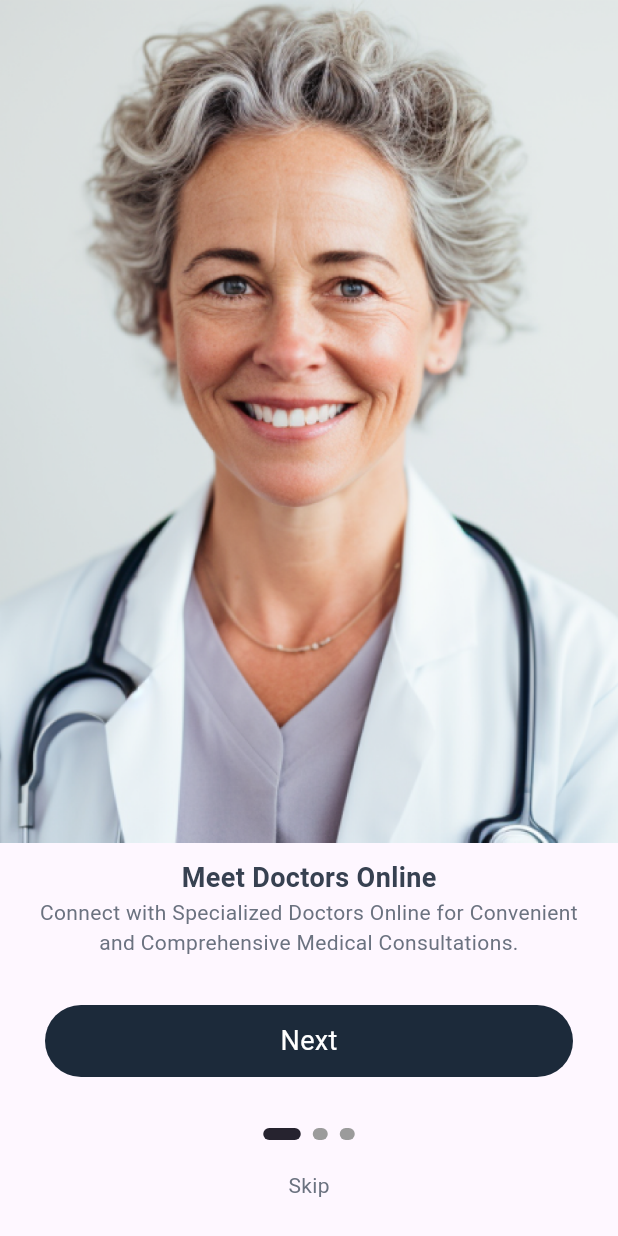
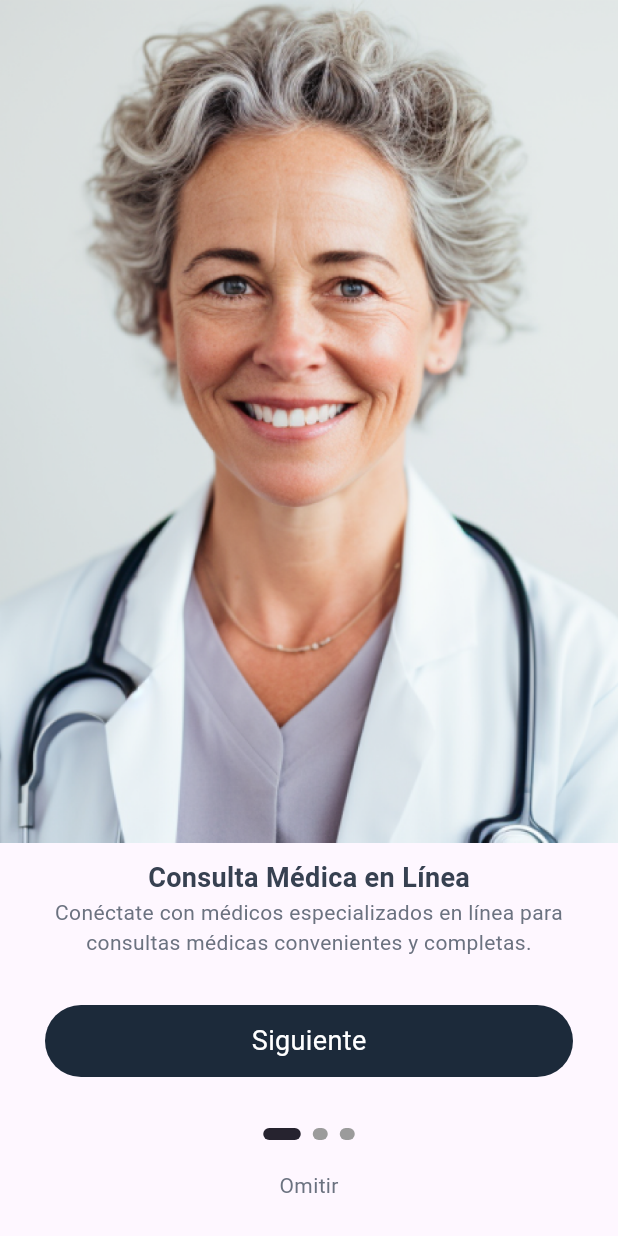
Before and after one commit to manuelduarte077/news-analyzer-api, a Flutter app: the screen it shows after launch, on a phone screen of 412 x 824 dp. Run offline on Flutter 3.47's test engine with Material 3 defaults, Android fonts, the phone set to English and light mode, and no system bars; drawn by our look-alikes of smooth_page_indicator; our stand-ins replace calendar_date_picker2, cloud_firestore, cloud_functions, firebase_auth, firebase_core, firebase_crashlytics and 7 more; accounts and stored records are empty.

```diff
--- a/healthpal/lib/utils/app_strings/app_strings.dart
+++ b/healthpal/lib/utils/app_strings/app_strings.dart
@@ -1,15 +1,15 @@
 class AppStrings {
-  static const String appName = 'HealthPal';
-  static const String firstTitle = 'Meet Doctors Online';
-  static const String secondTitle = 'Connect with Specialists';
-  static const String thirdTitle = 'Thousands of Online Specialists';
+  static const String appName = 'DaktarLamara';
+  static const String firstTitle = 'Consulta Médica en Línea';
+  static const String secondTitle = 'Conéctate con Especialistas';
+  static const String thirdTitle = 'Miles de Especialistas en Línea';
   static const String firstDescription =
-      'Connect with Specialized Doctors Online for Convenient and Comprehensive Medical Consultations.';
+      'Conéctate con médicos especializados en línea para consultas médicas convenientes y completas.';
   static const String secondDescription =
-      'Connect with Specialized Doctors Online for Convenient and Comprehensive Medical Consultations.';
+      'Conéctate con médicos especializados en línea para consultas médicas convenientes y completas.';
   static const String thirdDescription =
-      ' Explore a Vast Array of Online Medical Specialists, Offering an Extensive Range of Expertise Tailored to Your Healthcare Needs.';
-  static const String bannerTitle = ' Looking for\n Specialist Doctors?';
+      'Explora una amplia gama de especialistas médicos en línea, ofreciendo una extensa variedad de conocimientos adaptados a tus necesidades de salud.';
+  static const String bannerTitle = '¿Buscas\n Especialistas Médicos?';
   static const String bannerDescription =
-      ' Schedule an appointment with\n our top doctors.';
+      'Programa una cita con\n nuestros mejores médicos.';
 }
--- a/healthpal/lib/views/intro/intro_view.dart
+++ b/healthpal/lib/views/intro/intro_view.dart
@@ -99,7 +99,7 @@ class _IntroViewState extends State<IntroView> {
             padding: const EdgeInsets.symmetric(horizontal: 30) +
                 const EdgeInsets.only(bottom: 14),
             child: AppButtonView(
-              text: 'Next',
+              text: 'Siguiente',
               onTap: _onNextPressed,
             ),
           ),
@@ -128,7 +128,7 @@ class _IntroViewState extends State<IntroView> {
                 );
               },
               child: const Text(
-                'Skip',
+                'Omitir',
                 style: TextStyle(
                   fontSize: 14,
                   color: Color(0xFF6B7280),
--- a/healthpal/pubspec.yaml
+++ b/healthpal/pubspec.yaml
@@ -10,11 +10,11 @@ environment:
 
 dependencies:
   calendar_date_picker2: ^1.1.0
-
   cupertino_icons: ^1.0.6
+  firebase_core: ^3.8.0
+  firebase_crashlytics: ^4.1.5
   flutter:
     sdk: flutter
-  # google_maps_flutter: ^2.7.0
   loading_indicator: ^3.1.1
   readmore: ^3.0.0
   smooth_page_indicator: ^1.1.0
```
Also changed, not shown: healthpal/lib/main.dart (+36 -1 lines), healthpal/lib/views/splash/splash_view.dart (+4 -3 lines), healthpal/firebase.json (added), healthpal/lib/firebase_options.dart (added), healthpal/pubspec.lock, 8 other files.
